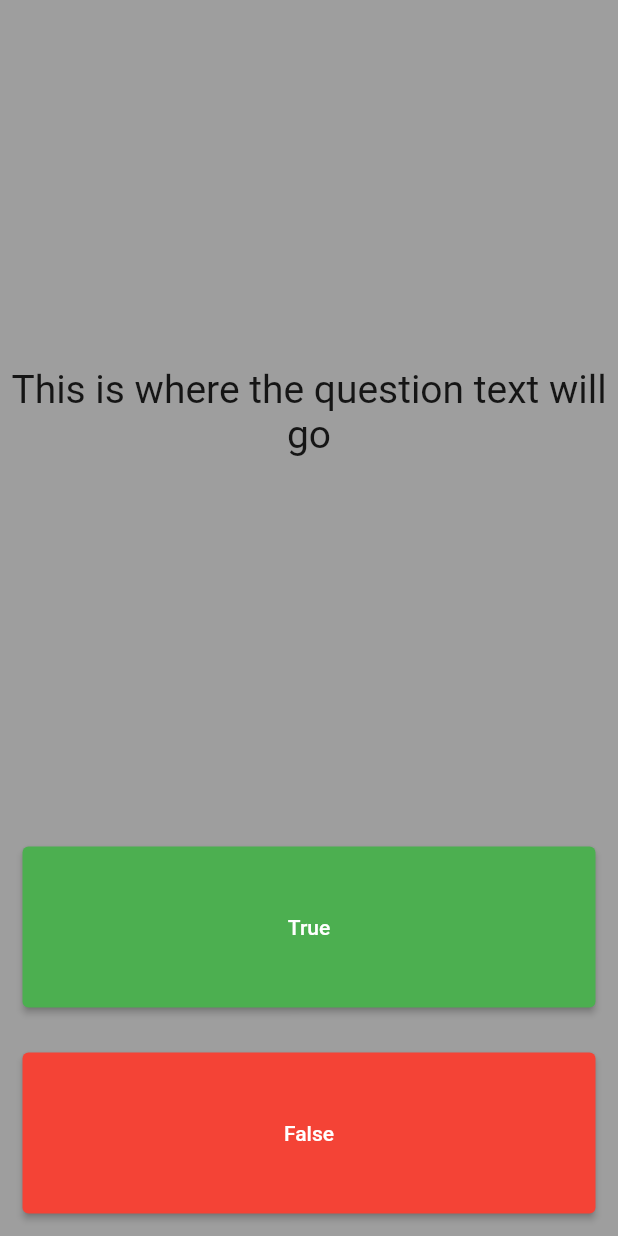
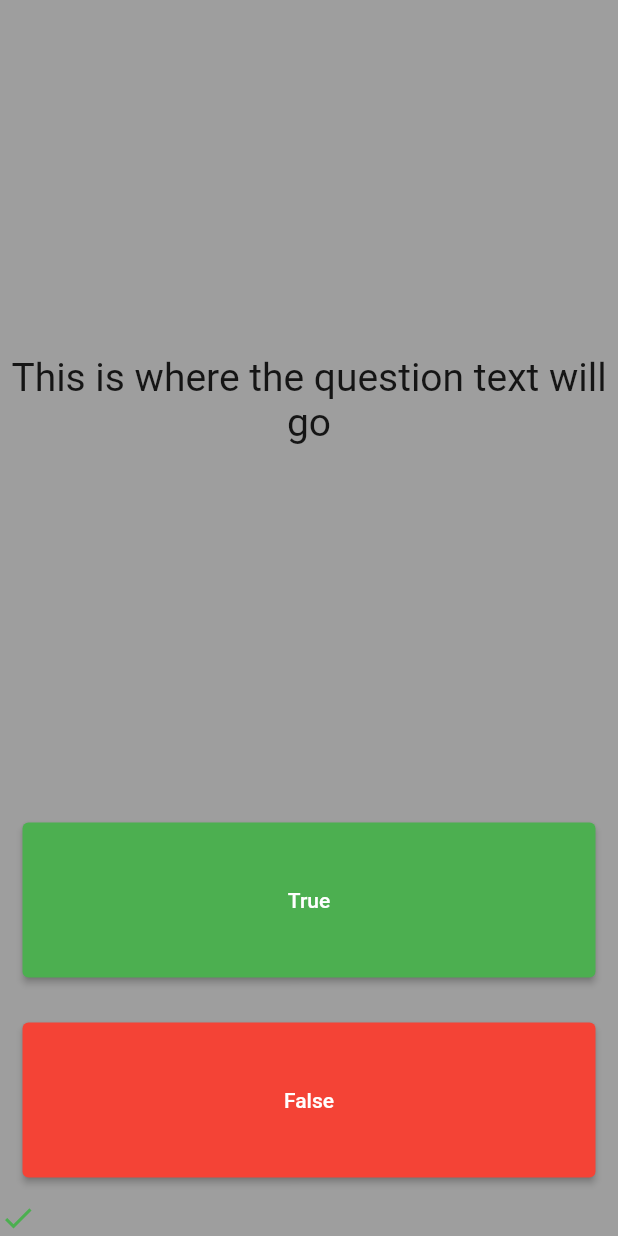
Before and after one commit to harini-udeshika/quiz_app, a Flutter app: the screen it shows after launch, after a tap on "True", on a phone screen of 412 x 824 dp. Run offline on Flutter 3.47's test engine with Material 2 defaults, Android fonts, the phone set to English and light mode, and no system bars.

Commit message:
score keeper added

```diff
--- a/lib/main.dart
+++ b/lib/main.dart
@@ -25,6 +25,7 @@ class QuizPage extends StatefulWidget {
 }
 
 class _QuizPageState extends State<QuizPage> {
+  List<Icon> scoreKeepers = [];
   @override
   Widget build(BuildContext context) {
     return Container(
@@ -48,7 +49,14 @@ class _QuizPageState extends State<QuizPage> {
                 style: ElevatedButton.styleFrom(
                   backgroundColor: Colors.green,
                 ),
-                onPressed: () {},
+                onPressed: () {
+                  setState(() {
+                    scoreKeepers.add(Icon(
+                      Icons.check,
+                      color: Colors.green,
+                    ));
+                  });
+                },
                 child: Text('True')),
           )),
           Expanded(
@@ -58,9 +66,19 @@ class _QuizPageState extends State<QuizPage> {
                 style: ElevatedButton.styleFrom(
                   backgroundColor: Colors.red,
                 ),
-                onPressed: () {},
+                onPressed: () {
+                  setState(() {
+                    scoreKeepers.add(Icon(
+                      Icons.close,
+                      color: Colors.red,
+                    ));
+                  });
+                },
                 child: Text('False')),
-          ))
+          )),
+          Row(
+            children: scoreKeepers,
+          )
         ],
       ),
     );
```
